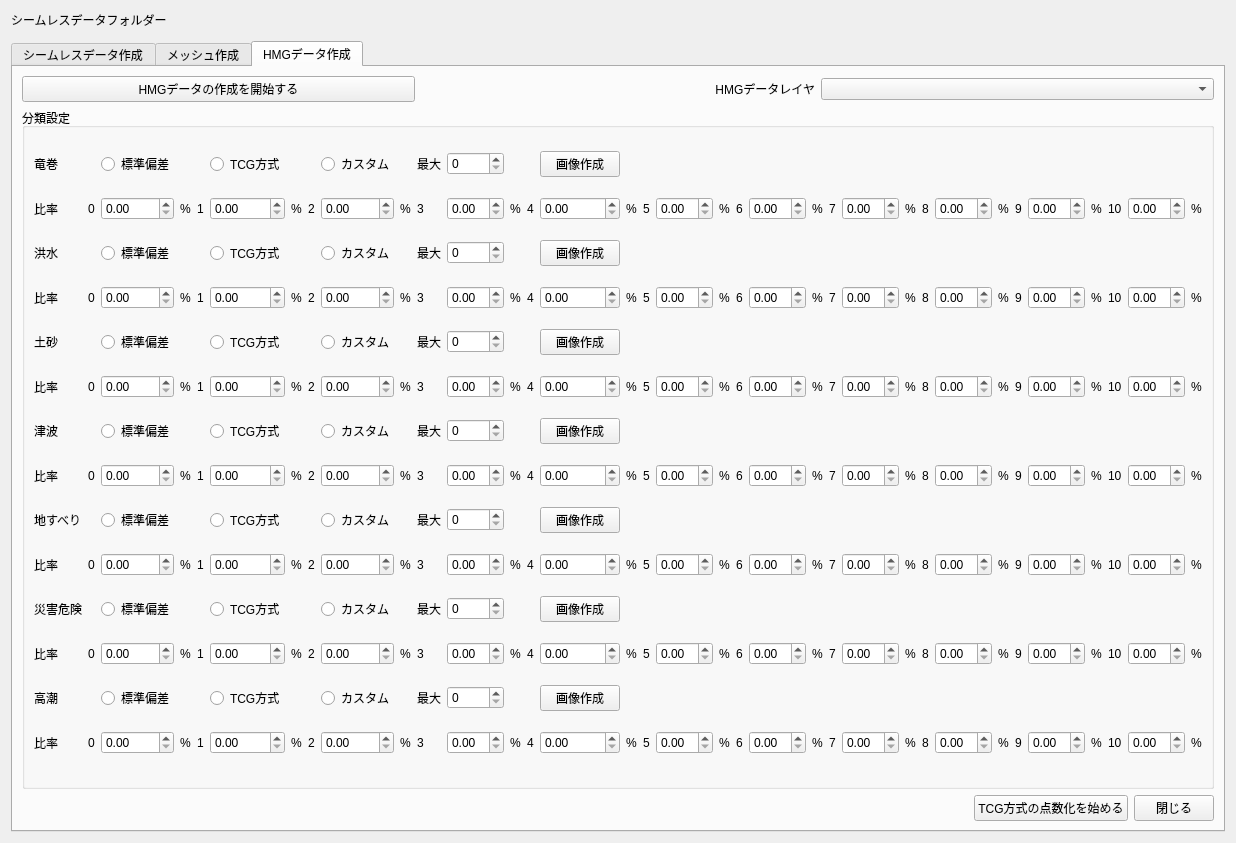
Old version of the form ui/main_window.ui in the repository 0712kazu/HazardMapGame_tool.
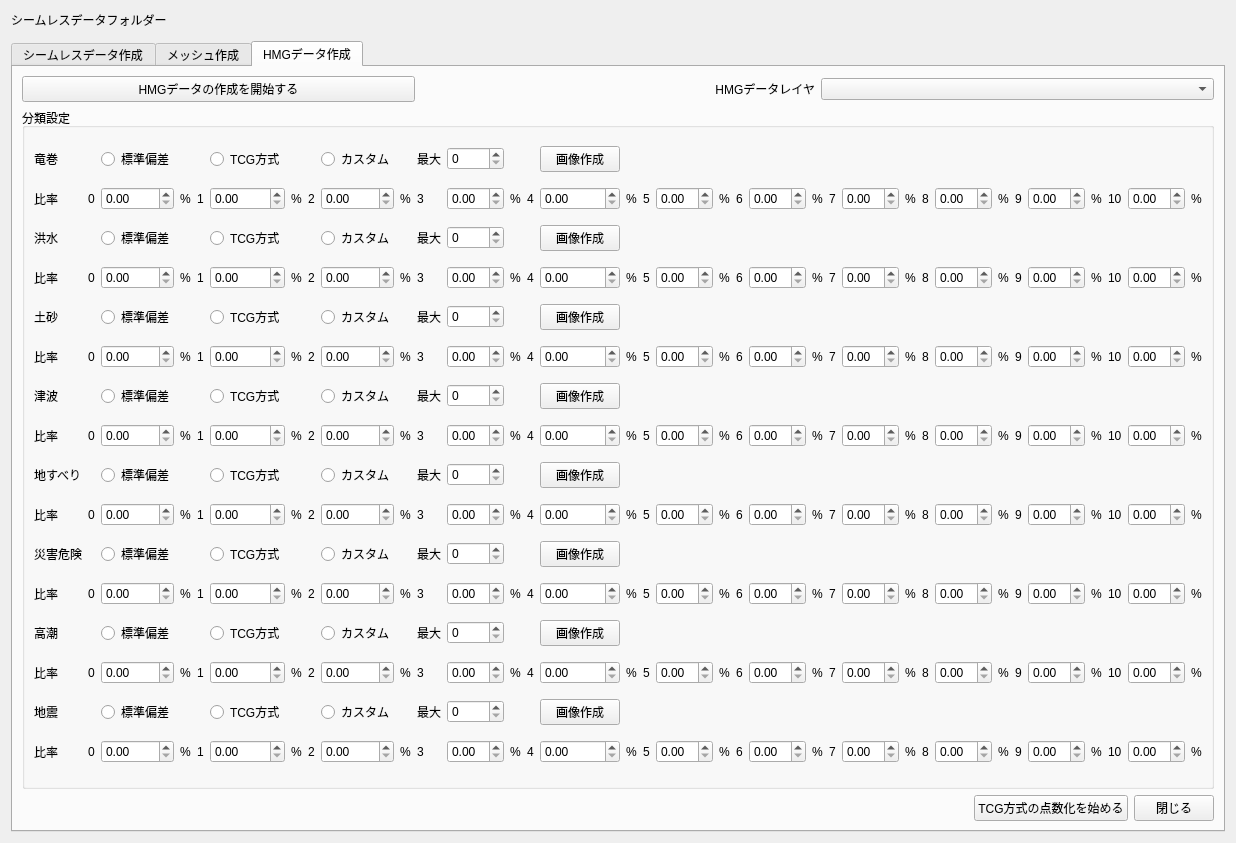
New version of the form. The open tabs and pages were chosen to show the change. Custom widgets are drawn as their Qt base class.

```diff
--- a/ui/main_window.ui
+++ b/ui/main_window.ui
@@ -2578,6 +2578,271 @@
                </property>
               </widget>
             </item>
+            <!-- Classification 8: earthquake  -->
+            <item row="14" column="0">
+              <widget class="QLabel" name="label_classif_title_earthquake">
+               <property name="text">
+                <string>地震</string>
+               </property>
+               <property name="maximumSize">
+                <size>
+                    <width>60</width>
+                    <height>100</height>
+                </size>
+                </property>
+              </widget>
+            </item>
+         <!-- classification methods -->
+            <item row="14" column="2">
+              <widget class="QRadioButton" name="radiobutton_stdev_earthquake">
+              <property name="text">
+                <string>標準偏差</string>
+              </property>
+              <attribute name="buttonGroup">
+                <string notr="true">buttonGroup_earthquake</string>
+              </attribute>
+              </widget>
+            </item>
+            <item row="14" column="5">
+              <widget class="QRadioButton" name="radiobutton_tcg_earthquake">
+              <property name="text">
+                <string>TCG方式</string>
+              </property>
+              <attribute name="buttonGroup">
+                <string notr="true">buttonGroup_earthquake</string>
+              </attribute>
+              </widget>
+            </item>
+            <item row="14" column="8">
+              <widget class="QRadioButton" name="radiobutton_custom_earthquake">
+              <property name="text">
+                <string>カスタム</string>
+              </property>
+              <attribute name="buttonGroup">
+                <string notr="true">buttonGroup_earthquake</string>
+              </attribute>
+              </widget>
+            </item>
+            <!-- breaks numbers -->
+            <item row="14" column="10">
+              <widget class="QLabel" name="label_classif_max_earthquake">
+               <property name="text">
+                <string>最大</string>
+               </property>
+              </widget>
+            </item>
+            <item row="14" column="11">
+              <widget class="QSpinBox" name="classif_nbmax_earthquake"/>
+             </item>
+             <!-- active button -->
+            <item row="14" column="14">
+             <widget class="QPushButton" name="classif_showgraph_earthquake">
+              <property name="text">
+               <string>画像作成</string>
+              </property>
+             </widget>
+            </item>
+            <!-- breaks line -->
+            <item row="15" column="0">
+              <widget class="QLabel" name="label_classif_values_earthquake">
+               <property name="text">
+                <string>比率</string>
+               </property>
+               <property name="maximumSize">
+                <size>
+                    <width>60</width>
+                    <height>100</height>
+                </size>
+                </property>
+              </widget>
+            </item>
+            <item row="15" column="1">
+              <widget class="QLabel" name="label_percent_n0_earthquake">
+               <property name="text">
+                <string>0</string>
+               </property>
+              </widget>
+            </item>
+            <item row="15" column="2">
+              <widget class="QDoubleSpinBox" name="classif_percent_0_earthquake"/>
+             </item>
+            <item row="15" column="3">
+              <widget class="QLabel" name="label_percent_0_earthquake">
+               <property name="text">
+                <string>%</string>
+               </property>
+              </widget>
+            </item>
+            <item row="15" column="4">
+              <widget class="QLabel" name="label_percent_n1_earthquake">
+               <property name="text">
+                <string>1</string>
+               </property>
+              </widget>
+            </item>
+            <item row="15" column="5">
+              <widget class="QDoubleSpinBox" name="classif_percent_1_earthquake"/>
+             </item>
+            <item row="15" column="6">
+              <widget class="QLabel" name="label_percent_1_earthquake">
+               <property name="text">
+                <string>%</string>
+               </property>
+              </widget>
+            </item>
+            <item row="15" column="7">
+              <widget class="QLabel" name="label_percent_n2_earthquake">
+               <property name="text">
+                <string>2</string>
+               </property>
+              </widget>
+            </item>
+            <item row="15" column="8">
+              <widget class="QDoubleSpinBox" name="classif_percent_2_earthquake"/>
+             </item>
+            <item row="15" column="9">
+              <widget class="QLabel" name="label_percent_2_earthquake">
+               <property name="text">
+                <string>%</string>
+               </property>
+              </widget>
+            </item>
+            <item row="15" column="10">
+              <widget class="QLabel" name="label_percent_n3_earthquake">
+               <property name="text">
+                <string>3</string>
+               </property>
+              </widget>
+            </item>
+            <item row="15" column="11">
+              <widget class="QDoubleSpinBox" name="classif_percent_3_earthquake"/>
+             </item>
+            <item row="15" column="12">
+              <widget class="QLabel" name="label_percent_3_earthquake">
+               <property name="text">
+                <string>%</string>
+               </property>
+              </widget>
+            </item>
+            <item row="15" column="13">
+              <widget class="QLabel" name="label_percent_n4_earthquake">
+               <property name="text">
+                <string>4</string>
+               </property>
+              </widget>
+            </item>
+            <item row="15" column="14">
+              <widget class="QDoubleSpinBox" name="classif_percent_4_earthquake"/>
+             </item>
+            <item row="15" column="15">
+              <widget class="QLabel" name="label_percent_4_earthquake">
+               <property name="text">
+                <string>%</string>
+               </property>
+              </widget>
+            </item>
+            <item row="15" column="16">
+              <widget class="QLabel" name="label_percent_n5_earthquake">
+               <property name="text">
+                <string>5</string>
+               </property>
+              </widget>
+            </item>
+            <item row="15" column="17">
+              <widget class="QDoubleSpinBox" name="classif_percent_5_earthquake"/>
+             </item>
+            <item row="15" column="18">
+              <widget class="QLabel" name="label_percent_5_earthquake">
+               <property name="text">
+                <string>%</string>
+               </property>
+              </widget>
+            </item>
+            <item row="15" column="19">
+              <widget class="QLabel" name="label_percent_n6_earthquake">
+               <property name="text">
+                <string>6</string>
+               </property>
+              </widget>
+            </item>
+            <item row="15" column="20">
+              <widget class="QDoubleSpinBox" name="classif_percent_6_earthquake"/>
+             </item>
+            <item row="15" column="21">
+              <widget class="QLabel" name="label_percent_6_earthquake">
+               <property name="text">
+                <string>%</string>
+               </property>
+              </widget>
+            </item>
+            <item row="15" column="22">
+              <widget class="QLabel" name="label_percent_n7_earthquake">
+               <property name="text">
+                <string>7</string>
+               </property>
+              </widget>
+            </item>
+            <item row="15" column="23">
+              <widget class="QDoubleSpinBox" name="classif_percent_7_earthquake"/>
+             </item>
+            <item row="15" column="24">
+              <widget class="QLabel" name="label_percent_7_earthquake">
+               <property name="text">
+                <string>%</string>
+               </property>
+              </widget>
+            </item>
+            <item row="15" column="25">
+              <widget class="QLabel" name="label_percent_n8_earthquake">
+               <property name="text">
+                <string>8</string>
+               </property>
+              </widget>
+            </item>
+            <item row="15" column="26">
+              <widget class="QDoubleSpinBox" name="classif_percent_8_earthquake"/>
+             </item>
+            <item row="15" column="27">
+              <widget class="QLabel" name="label_percent_8_earthquake">
+               <property name="text">
+                <string>%</string>
+               </property>
+              </widget>
+            </item>
+            <item row="15" column="28">
+              <widget class="QLabel" name="label_percent_n9_earthquake">
+               <property name="text">
+                <string>9</string>
+               </property>
+              </widget>
+            </item>
+            <item row="15" column="29">
+              <widget class="QDoubleSpinBox" name="classif_percent_9_earthquake"/>
+             </item>
+            <item row="15" column="30">
+              <widget class="QLabel" name="label_percent_9_earthquake">
+               <property name="text">
+                <string>%</string>
+               </property>
+              </widget>
+            </item>
+            <item row="15" column="31">
+              <widget class="QLabel" name="label_percent_n10_earthquake">
+               <property name="text">
+                <string>10</string>
+               </property>
+              </widget>
+            </item>
+            <item row="15" column="32">
+              <widget class="QDoubleSpinBox" name="classif_percent_10_earthquake"/>
+             </item>
+            <item row="15" column="33">
+              <widget class="QLabel" name="label_percent_10_earthquake">
+               <property name="text">
+                <string>%</string>
+               </property>
+              </widget>
+            </item>
           </layout>
 
         </widget>
```
Left out of the diff: 2 changed lines with no effect on the pictures.
